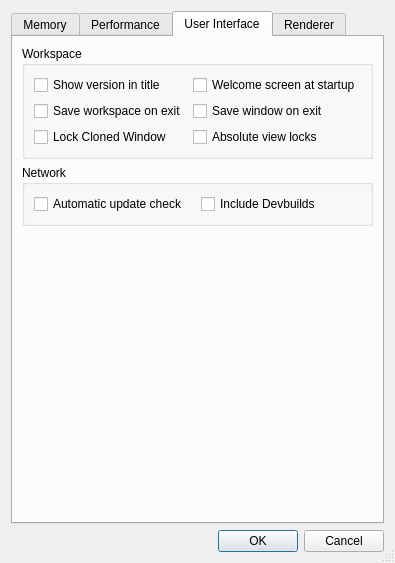
Qt form ImageVis3D/UI/UI/SettingsDlg.ui (SCIInstitute/ImageVis3D) before a commit.
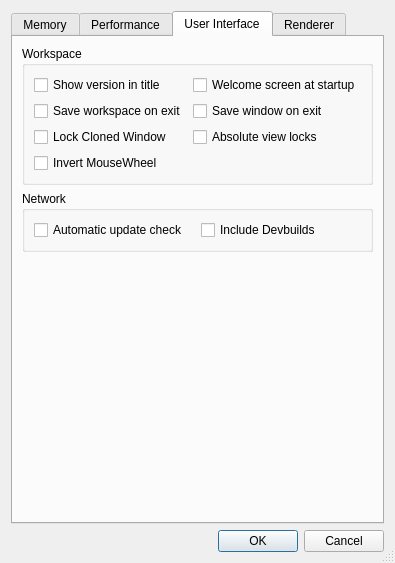
The same form after that commit. The open tabs and pages were chosen to show the change.

Commit message: added "invert mouse wheel" option

Patch:
```diff
--- a/ImageVis3D/UI/UI/SettingsDlg.ui
+++ b/ImageVis3D/UI/UI/SettingsDlg.ui
@@ -676,6 +676,13 @@
             </property>
            </widget>
           </item>
+          <item row="3" column="1">
+           <widget class="QCheckBox" name="checkBox_InvWheel">
+            <property name="text">
+             <string>Invert MouseWheel</string>
+            </property>
+           </widget>
+          </item>
          </layout>
         </widget>
        </item>
```
The commit also changes 7 other files.
